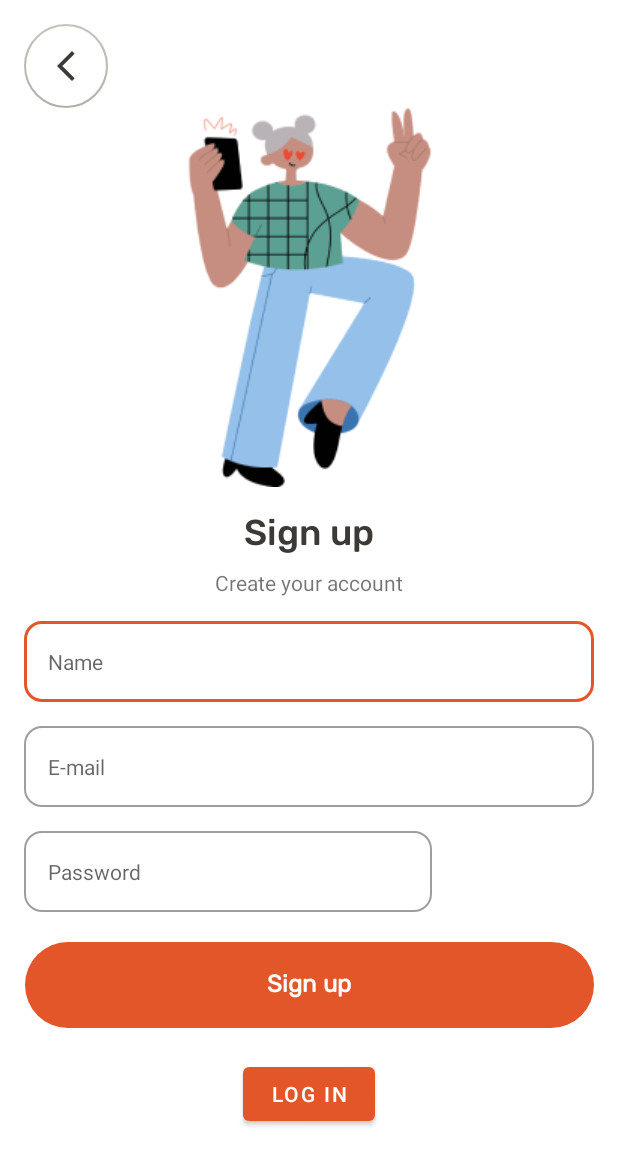
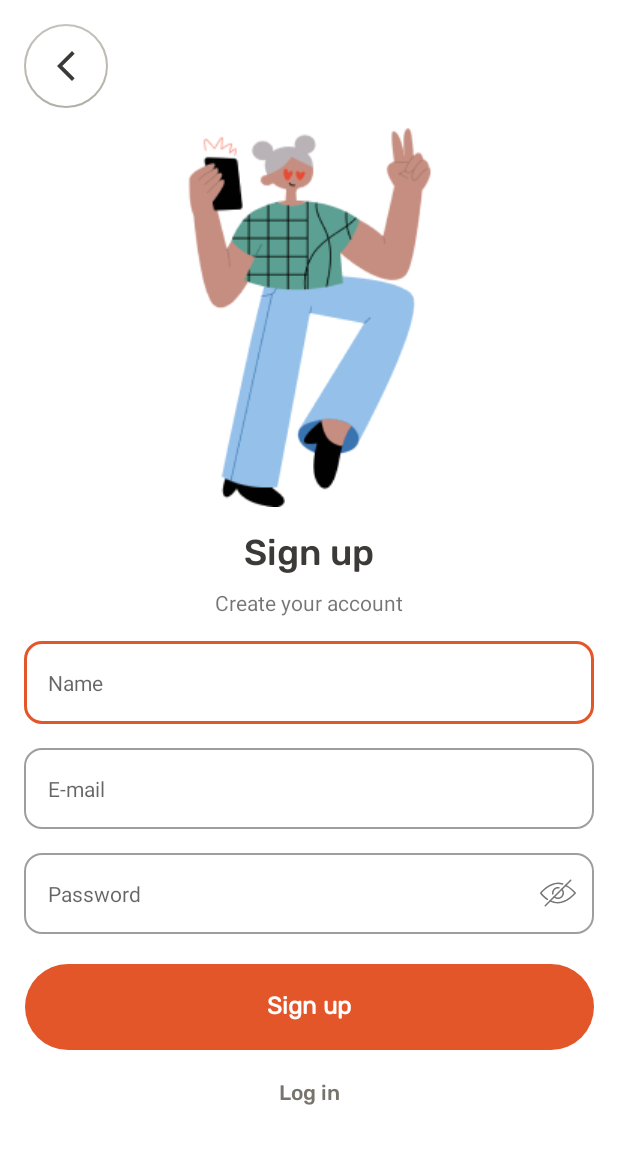
Before and after one commit to K1mer/WordsFactory, an Android app: the SignupActivity screen opened directly, with no data from a screen before it, on a phone screen of 412 x 824 dp. Shown: the top 1165 px of the screen. Run offline under Robolectric (Android 15) with nearby library versions, the phone set to English and light mode, and no system bars.

Commit message:
Дорабатывает раздел "Регистрация"
Дорабатывает раздел "Регистрация"

```diff
--- a/app/src/main/java/com/example/wordsfactory/SignupActivity.kt
+++ b/app/src/main/java/com/example/wordsfactory/SignupActivity.kt
@@ -1,14 +1,45 @@
 package com.example.wordsfactory
 
+import android.content.Intent
 import androidx.appcompat.app.AppCompatActivity
 import android.os.Bundle
+import android.view.View
+import android.widget.Button
+import android.widget.EditText
+import android.widget.Toast
 
 class SignupActivity : AppCompatActivity() {
+    private lateinit var loginButton: Button
+    private lateinit var signupButton: Button
+    private lateinit var nameEditText: EditText
+    private lateinit var emailEditText: EditText
+    private lateinit var passwordEditText: EditText
     override fun onCreate(savedInstanceState: Bundle?) {
         super.onCreate(savedInstanceState)
         setContentView(R.layout.activity_signup)
         supportActionBar?.hide()
 
+        loginButton = findViewById<View>( R.id.loginButton ) as Button
+        signupButton = findViewById<View>( R.id.signupButton ) as Button
 
+        nameEditText = findViewById<View>( R.id.nameEditText ) as EditText
+        emailEditText = findViewById<View>( R.id.emailEditText ) as EditText
+        passwordEditText = findViewById<View>( R.id.passwordEditText ) as EditText
+
+        signupButton.setOnClickListener {
+            if( nameEditText.text.isNullOrEmpty()
+                || emailEditText.text.isNullOrEmpty()
+                || passwordEditText.text.isNullOrEmpty() ) {
+                Toast.makeText( this,
+                                resources.getString( R.string.toast_empty_signup_field ),
+                                Toast.LENGTH_LONG ).show()
+            } else {
+                startActivity( Intent( this, DictionaryActivity::class.java ) )
+            }
+        }
+
+        loginButton.setOnClickListener {
+            startActivity( Intent( this, DictionaryActivity::class.java ) )
+        }
     }
 }
--- /dev/null
+++ b/app/src/main/res/drawable/icon_password_hide.xml
@@ -0,0 +1,25 @@
+<vector xmlns:android="http://schemas.android.com/apk/res/android"
+    android:width="24dp"
+    android:height="24dp"
+    android:viewportWidth="24"
+    android:viewportHeight="24">
+  <group>
+    <clip-path
+        android:pathData="M0,0h24v24h-24z"/>
+    <path
+        android:pathData="M14.828,9.172C14.633,8.977 14.316,8.977 14.121,9.172C13.926,9.367 13.926,9.685 14.121,9.879C14.687,10.445 15,11.198 15,12C15,13.654 13.654,15 12,15C11.198,15 10.445,14.688 9.879,14.121C9.684,13.926 9.367,13.926 9.172,14.121C8.977,14.315 8.977,14.633 9.172,14.828C9.926,15.584 10.931,16 12,16C14.206,16 16,14.206 16,12C16,10.931 15.584,9.926 14.828,9.172Z"
+        android:fillColor="#3C3A36"/>
+    <path
+        android:pathData="M12.697,8.069C12.47,8.029 12.238,8 12,8C9.794,8 8,9.794 8,12C8,12.238 8.029,12.47 8.07,12.697C8.113,12.939 8.324,13.11 8.561,13.11C8.59,13.11 8.619,13.108 8.649,13.102C8.92,13.054 9.102,12.794 9.054,12.523C9.023,12.353 9,12.18 9,12C9,10.346 10.346,9 12,9C12.18,9 12.353,9.023 12.523,9.053C12.789,9.107 13.054,8.919 13.102,8.648C13.15,8.377 12.968,8.117 12.697,8.069Z"
+        android:fillColor="#3C3A36"/>
+    <path
+        android:pathData="M23.881,11.677C23.768,11.543 21.063,8.386 17.332,6.453C17.09,6.326 16.785,6.422 16.658,6.668C16.531,6.913 16.627,7.215 16.873,7.342C19.747,8.83 22.043,11.152 22.828,12C21.636,13.291 16.945,18 12,18C10.322,18 8.631,17.595 6.972,16.795C6.726,16.674 6.425,16.779 6.305,17.028C6.184,17.276 6.289,17.575 6.538,17.695C8.333,18.562 10.171,19 12,19C18.161,19 23.651,12.596 23.882,12.323C24.04,12.137 24.039,11.864 23.881,11.677Z"
+        android:fillColor="#3C3A36"/>
+    <path
+        android:pathData="M15.281,5.576C14.143,5.193 13.039,5 12,5C5.839,5 0.349,11.404 0.118,11.677C-0.028,11.849 -0.04,12.099 0.09,12.286C0.159,12.385 1.812,14.732 4.677,16.635C4.762,16.692 4.857,16.719 4.953,16.719C5.114,16.719 5.273,16.641 5.369,16.494C5.522,16.265 5.459,15.954 5.229,15.802C3.125,14.403 1.685,12.714 1.146,12.027C2.297,10.777 7.019,6 12,6C12.931,6 13.928,6.176 14.962,6.523C15.224,6.617 15.508,6.472 15.595,6.209C15.683,5.947 15.543,5.664 15.281,5.576Z"
+        android:fillColor="#3C3A36"/>
+    <path
+        android:pathData="M20.853,3.147C20.658,2.952 20.341,2.952 20.146,3.147L3.146,20.147C2.951,20.342 2.951,20.659 3.146,20.854C3.244,20.951 3.372,21 3.5,21C3.628,21 3.756,20.951 3.853,20.854L20.853,3.854C21.048,3.659 21.048,3.342 20.853,3.147Z"
+        android:fillColor="#3C3A36"/>
+  </group>
+</vector>
--- /dev/null
+++ b/app/src/main/res/drawable/icon_password_show.xml
@@ -0,0 +1,22 @@
+<vector xmlns:android="http://schemas.android.com/apk/res/android"
+    android:width="24dp"
+    android:height="24dp"
+    android:viewportWidth="24"
+    android:viewportHeight="24">
+  <group>
+    <clip-path
+        android:pathData="M0,0h24v24h-24z"/>
+    <path
+        android:pathData="M14.828,9.172C14.633,8.977 14.316,8.977 14.121,9.172C13.926,9.367 13.926,9.685 14.121,9.879C14.687,10.445 15,11.198 15,12C15,13.654 13.654,15 12,15C11.198,15 10.445,14.688 9.879,14.121C9.684,13.926 9.367,13.926 9.172,14.121C8.977,14.315 8.977,14.633 9.172,14.828C9.926,15.584 10.931,16 12,16C14.206,16 16,14.206 16,12C16,10.931 15.584,9.926 14.828,9.172Z"
+        android:fillColor="#3C3A36"/>
+    <path
+        android:pathData="M12.697,8.069C12.47,8.029 12.238,8 12,8C9.794,8 8,9.794 8,12C8,12.238 8.029,12.47 8.07,12.697C8.113,12.939 8.324,13.11 8.561,13.11C8.59,13.11 8.619,13.108 8.649,13.102C8.92,13.054 9.102,12.794 9.054,12.523C9.023,12.353 9,12.18 9,12C9,10.346 10.346,9 12,9C12.18,9 12.353,9.023 12.523,9.053C12.789,9.107 13.054,8.919 13.102,8.648C13.15,8.377 12.968,8.117 12.697,8.069Z"
+        android:fillColor="#3C3A36"/>
+    <path
+        android:pathData="M23.881,11.677C23.768,11.543 21.063,8.386 17.332,6.453C17.09,6.326 16.785,6.422 16.658,6.668C16.531,6.913 16.627,7.215 16.873,7.342C19.747,8.83 22.043,11.152 22.828,12C21.636,13.291 16.945,18 12,18C10.322,18 8.631,17.595 6.972,16.795C6.726,16.674 6.425,16.779 6.305,17.028C6.184,17.276 6.289,17.575 6.538,17.695C8.333,18.562 10.171,19 12,19C18.161,19 23.651,12.596 23.882,12.323C24.04,12.137 24.039,11.864 23.881,11.677Z"
+        android:fillColor="#3C3A36"/>
+    <path
+        android:pathData="M15.281,5.576C14.143,5.193 13.039,5 12,5C5.839,5 0.349,11.404 0.118,11.677C-0.028,11.849 -0.04,12.099 0.09,12.286C0.159,12.385 1.812,14.732 4.677,16.635C4.762,16.692 4.857,16.719 4.953,16.719C5.114,16.719 5.273,16.641 5.369,16.494C5.522,16.265 5.459,15.954 5.229,15.802C3.125,14.403 1.685,12.714 1.146,12.027C2.297,10.777 7.019,6 12,6C12.931,6 13.928,6.176 14.962,6.523C15.224,6.617 15.508,6.472 15.595,6.209C15.683,5.947 15.543,5.664 15.281,5.576Z"
+        android:fillColor="#3C3A36"/>
+  </group>
+</vector>
--- /dev/null
+++ b/app/src/main/res/drawable/password_input_toggle.xml
@@ -0,0 +1,5 @@
+<?xml version="1.0" encoding="utf-8"?>
+<selector xmlns:android="http://schemas.android.com/apk/res/android">
+    <item android:drawable="@drawable/icon_password_show" android:state_checked="true"/>
+    <item android:drawable="@drawable/icon_password_hide"/>
+</selector>
--- a/app/src/main/res/layout/activity_signup.xml
+++ b/app/src/main/res/layout/activity_signup.xml
@@ -49,7 +49,7 @@
         android:id="@+id/textInputLayout5"
         style="@style/Widget.WordsFactory.TextInputLayout"
         android:layout_width="0dp"
-        android:layout_height="wrap_content"
+        android:layout_height="55dp"
         android:layout_marginStart="16dp"
         android:layout_marginTop="16dp"
         android:layout_marginEnd="16dp"
@@ -98,7 +98,7 @@
 
     <com.google.android.material.textfield.TextInputLayout
         android:id="@+id/textInputLayout3"
-        style="@style/Widget.WordsFactory.TextInputLayout"
+        style="@style/Widget.WordsFactory.TextInputLayout.Password"
         android:layout_width="0dp"
         android:layout_height="wrap_content"
         android:layout_marginStart="16dp"
@@ -112,7 +112,7 @@
         <EditText
             android:id="@+id/passwordEditText"
             style="@style/Widget.WordsFactory.TextView"
-            android:layout_width="272dp"
+            android:layout_width="match_parent"
             android:layout_height="match_parent"
             android:autofillHints="password"
             android:hint="@string/password"
@@ -136,8 +136,9 @@
 
     <Button
         android:id="@+id/loginButton"
+        style="@style/Widget.WordsFactory.TextButton.Center"
         android:layout_width="wrap_content"
-        android:layout_height="wrap_content"
+        android:layout_height="20dp"
         android:layout_marginTop="16dp"
         android:text="@string/log_in"
         app:layout_constraintBottom_toBottomOf="parent"
--- a/app/src/main/res/values/strings.xml
+++ b/app/src/main/res/values/strings.xml
@@ -24,4 +24,6 @@
     <string name="signup_screen_alt_image_text">cool_kids_standing</string>
 
     <string name="signup_screen_back_fab_text">back_button</string>
+
+    <string name="toast_empty_signup_field">One or more fields are not filled out. Please check if all fields are filled in and try again.</string>
 </resources>
--- a/app/src/main/res/values/themes.xml
+++ b/app/src/main/res/values/themes.xml
@@ -43,11 +43,14 @@
         <item name="android:insetTop">0dp</item>
         <item name="android:insetBottom">0dp</item>
         <item name="android:padding">0dp</item>
-        <item name="android:layout_height">24dp</item>
+        <item name="android:layout_height">16dp</item>
         <item name="android:gravity">top</item>
         <item name="android:layout_width">45dp</item>
     </style>
-
+    <style name="Widget.WordsFactory.TextButton.Center" parent="Widget.WordsFactory.TextButton">
+        <item name="android:textAlignment">center</item>
+        <item name="android:layout_width">60dp</item>
+    </style>
     <style name="Widget.WordsFactory.TextButton.Right" parent="Widget.WordsFactory.TextButton">
         <item name="android:textAlignment">textEnd</item>
     </style>
@@ -81,6 +84,10 @@
         <item name="hintEnabled">false</item>
         <item name="hintTextColor">@color/dark_gray</item>
     </style>
+    <style name="Widget.WordsFactory.TextInputLayout.Password" parent="Widget.WordsFactory.TextInputLayout">
+        <item name="passwordToggleEnabled">true</item>
+        <item name="passwordToggleDrawable">@drawable/password_input_toggle</item>
+    </style>
     <style name="Widget.WordsFactory.PageIndicator" parent="Widget.MaterialComponents.TabLayout">
         <item name="tabIndicator">@null</item>
         <item name="android:layout_height">6dp</item>
```
